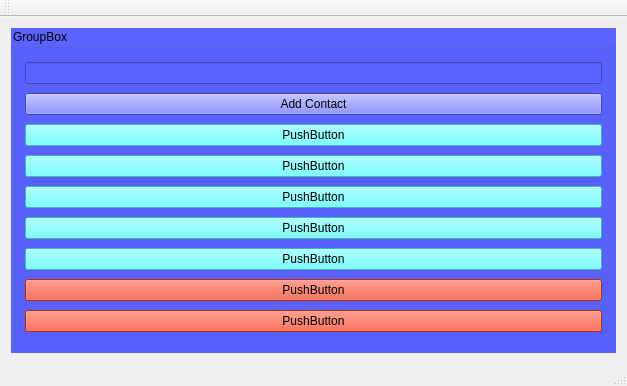
Above: MainClientNew/friendwindow.ui from r17v1/connect before the change. Below: the same form after it.
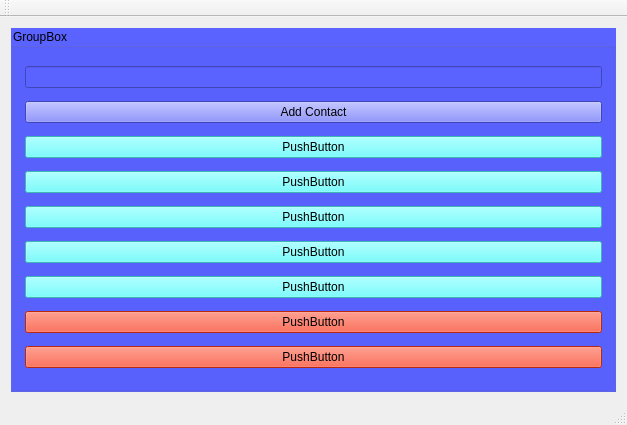
That is the form after the change.

Patch:
```diff
--- a/MainClientNew/friendwindow.ui
+++ b/MainClientNew/friendwindow.ui
@@ -7,7 +7,7 @@
     <x>0</x>
     <y>0</y>
     <width>627</width>
-    <height>386</height>
+    <height>425</height>
    </rect>
   </property>
   <property name="windowTitle">
@@ -84,16 +84,6 @@
          </property>
         </widget>
        </item>
-       <item>
-        <widget class="QPushButton" name="pushButton_7">
-         <property name="styleSheet">
-          <string notr="true">background-color : rgb(255, 56, 21)</string>
-         </property>
-         <property name="text">
-          <string>PushButton</string>
-         </property>
-        </widget>
-       </item>
        <item>
         <widget class="QPushButton" name="pushButton_6">
          <property name="styleSheet">
@@ -104,6 +94,16 @@
          </property>
         </widget>
        </item>
+       <item>
+        <widget class="QPushButton" name="pushButton_7">
+         <property name="styleSheet">
+          <string notr="true">background-color : rgb(255, 56, 21)</string>
+         </property>
+         <property name="text">
+          <string>PushButton</string>
+         </property>
+        </widget>
+       </item>
       </layout>
      </widget>
     </item>
```
